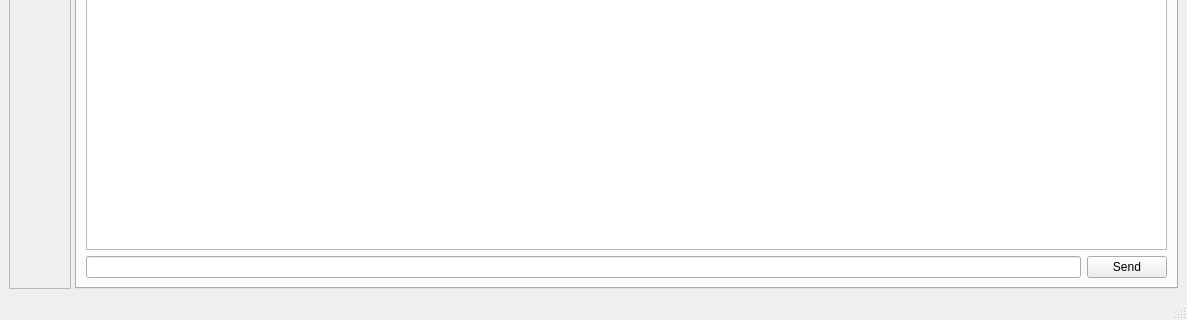
Above: supervisor/ui/main.ui from crummyh/stem-research-2025-2026 before the change; both pictures show x 0 to 1187 and y 467 to 787 of the 1187 by 787 pixel window. Below: the same form after it.
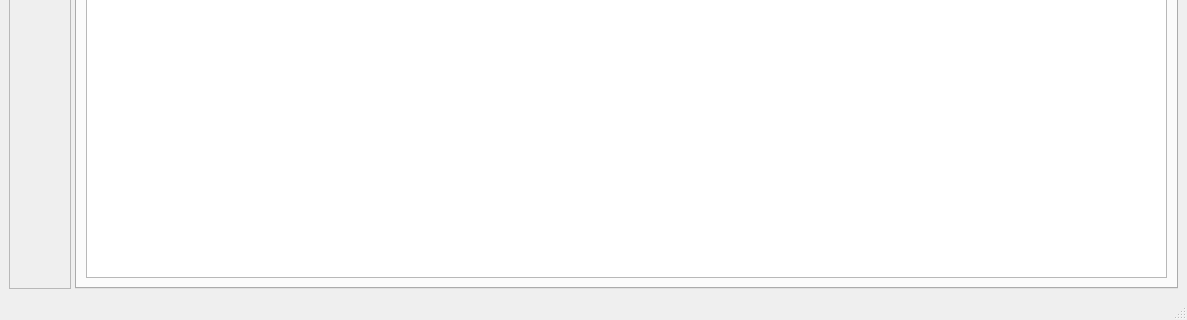
That is the form after the change. The open tabs and pages were chosen to show the change.

What changed in the file:
```diff
--- a/supervisor/ui/main.ui
+++ b/supervisor/ui/main.ui
@@ -315,20 +315,6 @@
            </property>
           </widget>
          </item>
-         <item>
-          <layout class="QHBoxLayout" name="serialSendLayout">
-           <item>
-            <widget class="QLineEdit" name="serialSendLine"/>
-           </item>
-           <item>
-            <widget class="QPushButton" name="serialSendBtn">
-             <property name="text">
-              <string>Send</string>
-             </property>
-            </widget>
-           </item>
-          </layout>
-         </item>
         </layout>
        </widget>
       </widget>
```
Left out of the diff: 2 changed lines with no effect on the pictures.
